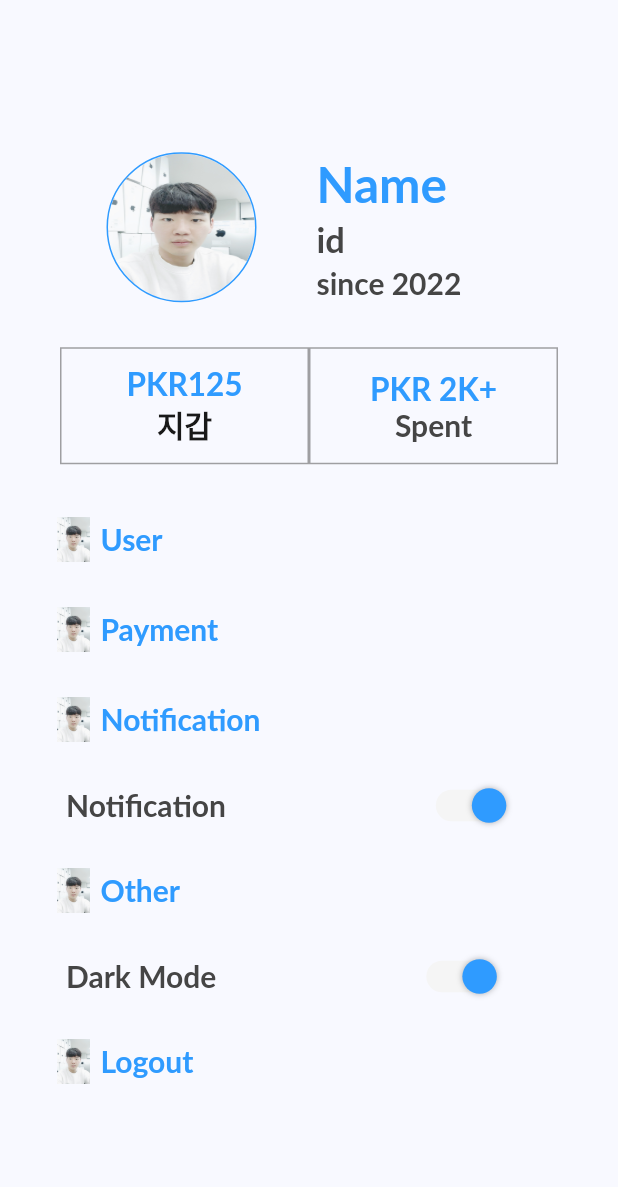
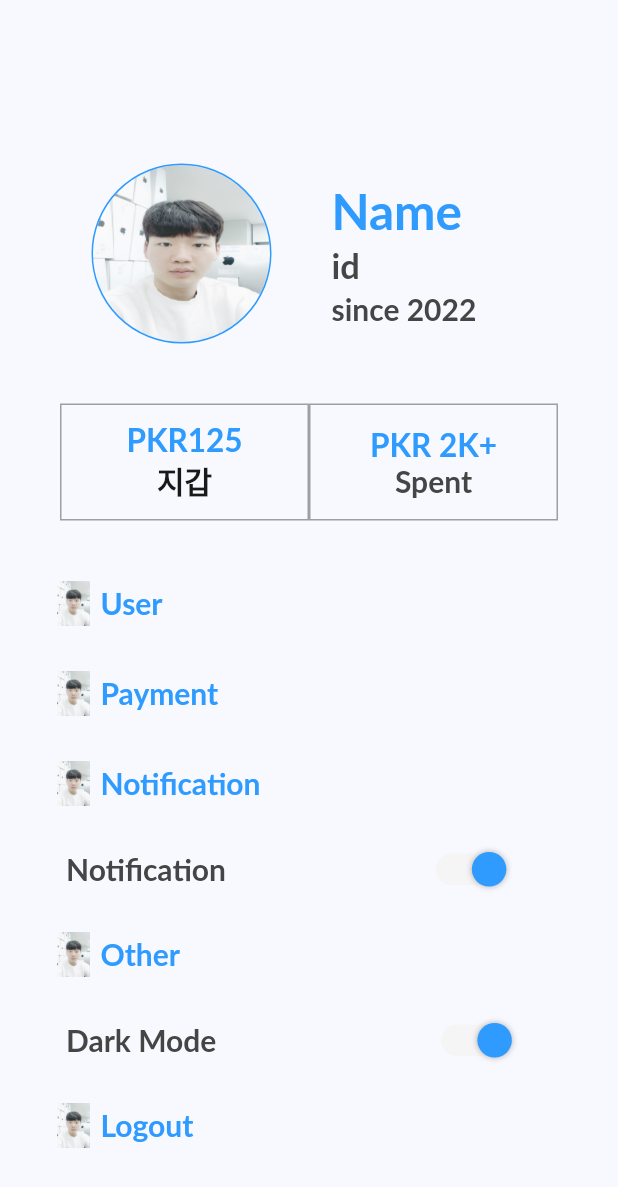
Before and after one commit to kangdeagyu/MAPPY, a Flutter app: the More screen opened directly, on a phone screen of 412 x 824 dp. Shown: the top 1187 px of the screen. Run offline on Flutter 3.47's test engine with Material 2 defaults, Android fonts, the phone set to English and light mode, and no system bars; our stand-ins replace firebase_core, get, google_fonts; accounts and stored records are empty; Roboto replaces fonts that are missing (Lato).

Commit message:
설정페이지 패딩 조절

```diff
--- a/lib/view/more.dart
+++ b/lib/view/more.dart
@@ -6,7 +6,9 @@ class More extends StatelessWidget {
   @override
   Widget build(BuildContext context) {
     return Scaffold(
-      body: Column(
+      body: Padding(
+        padding: const EdgeInsets.fromLTRB(0, 50, 0, 0),
+        child: Column(
           mainAxisAlignment: MainAxisAlignment.center,
           children: [
             // 유저 화면
@@ -15,8 +17,8 @@ class More extends StatelessWidget {
               children: [
                 // 유저 사진 자리
                 Container(
-                width: 100,
-                height: 100,
+                  width: 120,
+                  height: 120,
                   decoration: const ShapeDecoration(
                     image: DecorationImage(
                         image: AssetImage('assets/images/임시.jpeg'),
@@ -82,7 +84,7 @@ class More extends StatelessWidget {
               ],
             ), // 유저기본정보 끝
             const SizedBox(
-            height: 30,
+              height: 40,
             ),
             // 유저 금액 내역
             SizedBox(
@@ -171,7 +173,7 @@ class More extends StatelessWidget {
               ),
             ), // 유저 금액 내역끝
             const SizedBox(
-            height: 35,
+              height: 40,
             ),
             // 유저 프로필
             SizedBox(
@@ -390,7 +392,7 @@ class More extends StatelessWidget {
                       height: 0,
                     ),
                   ),
-                const SizedBox(width: 140),
+                  const SizedBox(width: 150),
                   SizedBox(
                     width: 47,
                     height: 23,
@@ -471,6 +473,7 @@ class More extends StatelessWidget {
             ), // 로그아웃 끝
           ],
         ),
+      ),
     );
   }
 }
```
Lines whose indentation alone changed are shown as unchanged.
